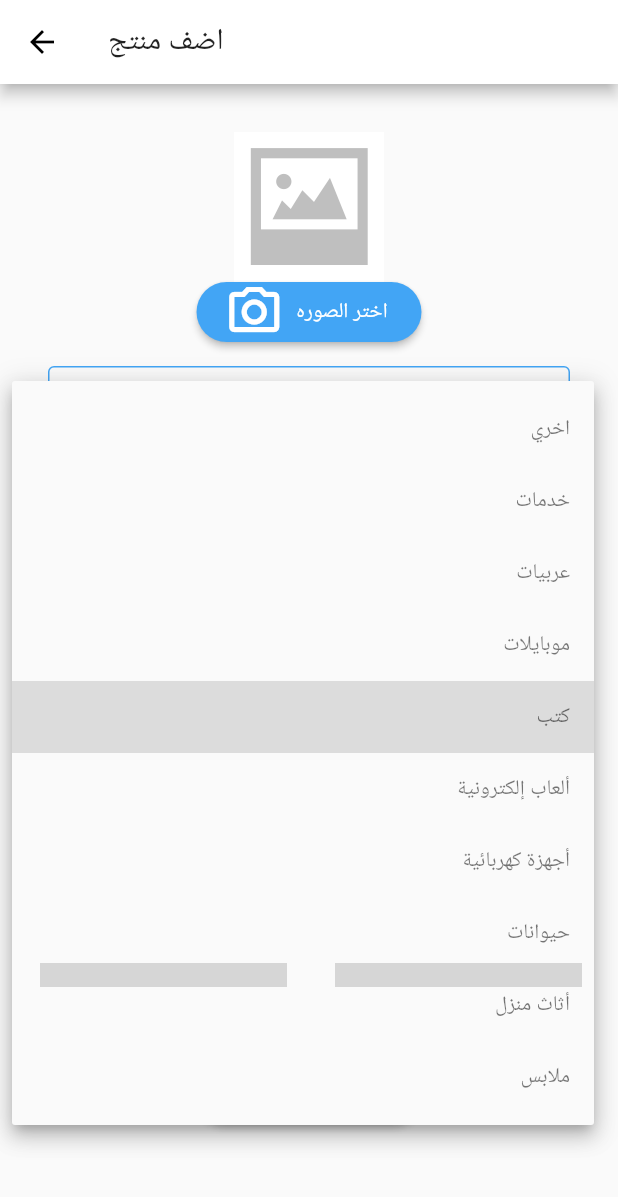
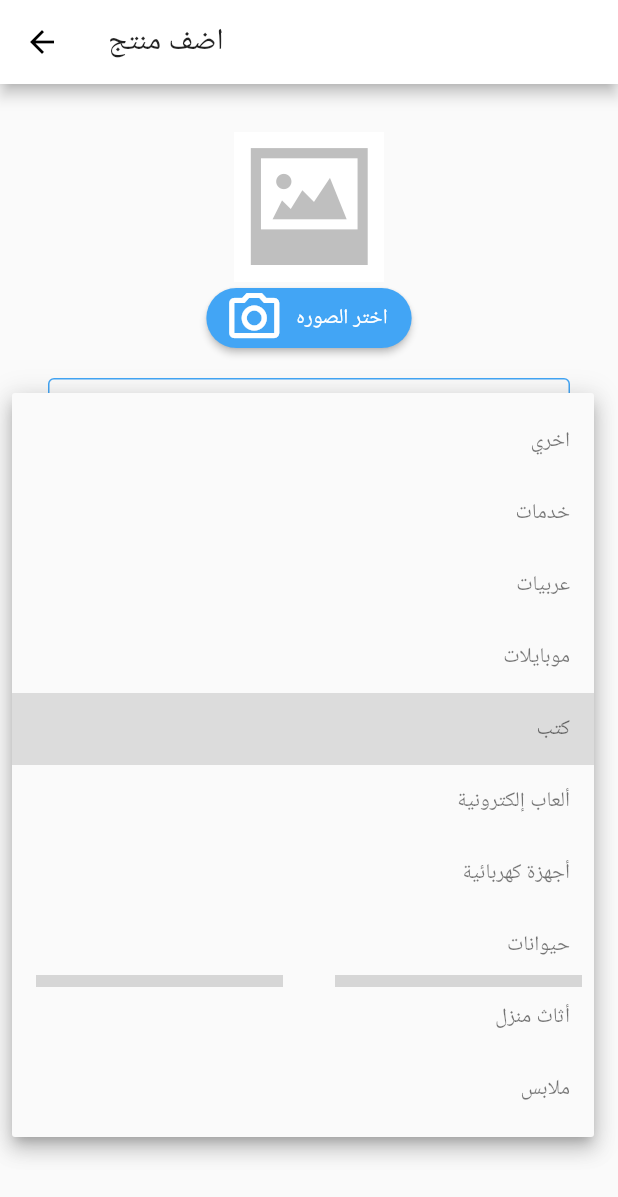
Before and after one commit to AhmedElsayed23/Tbdl-Mobile-Application, a Flutter app: the AddItemScreen screen opened by its route, after a tap on "كتب", on a phone screen of 412 x 824 dp. Shown: the top 1197 px of the screen. Run offline on Flutter 3.47's test engine with Material 2 defaults, Android fonts, the light colour scheme and no system bars; our stand-ins replace carousel_slider, cloud_firestore, firebase_core, firebase_storage, google_fonts; missing offline and left inert: grouped_buttons, multi_image_picker; accounts and stored records are empty; network calls fail; Roboto replaces fonts that are missing (Cairo); grey boxes are pictures that could not be loaded.

Commit message:
Eslam Changes

```diff
--- a/lib/Screens/formSkeleton_screen.dart
+++ b/lib/Screens/formSkeleton_screen.dart
@@ -104,6 +104,7 @@ class AddItemScreen extends StatelessWidget {
           ),
           IntrinsicHeight(
             child: Row(
+              mainAxisAlignment: MainAxisAlignment.spaceBetween,
               children: [
                 SizedBox(
                   width: MediaQuery.of(context).size.width * 0.4,
@@ -117,7 +118,7 @@ class AddItemScreen extends StatelessWidget {
                   ),
                 ),
                 Padding(
-                  padding: const EdgeInsets.all(8.0),
+                  padding: const EdgeInsets.all(4.0),
                   child: VerticalDivider(
                     thickness: 1,
                   ),
--- a/lib/Screens/home_screen.dart
+++ b/lib/Screens/home_screen.dart
@@ -321,9 +321,7 @@ class HomeScreen extends StatelessWidget {
               ),
               Column(
                 children: [
-                  Padding(
-                    padding: const EdgeInsets.all(8.0),
-                    child: Column(
+                  Column(
                     children: [
                       Row(
                         mainAxisAlignment: MainAxisAlignment.spaceAround,
@@ -391,7 +389,6 @@ class HomeScreen extends StatelessWidget {
                       ),
                     ],
                   ),
-                  ),
                   Expanded(
                     child: Grid(
                       urls: urls,
--- a/lib/widgets/image_input.dart
+++ b/lib/widgets/image_input.dart
@@ -81,10 +81,8 @@ class _ImageMultipleState extends State<ImageMultiple> {
                   )
                 : Image.asset("assets/no-image-icon-6.png"),
           ),
-          SizedBox(
-            height: 40,
-            width: 150,
-            child: RaisedButton.icon(
+
+            RaisedButton.icon(
               shape: RoundedRectangleBorder(
                 borderRadius: BorderRadius.circular(30),
               ),
@@ -99,7 +97,7 @@ class _ImageMultipleState extends State<ImageMultiple> {
               ),
               textColor: Theme.of(context).primaryColor,
             ),
-          ),
+
         ],
       ),
     );
```
Lines whose indentation alone changed are shown as unchanged.
